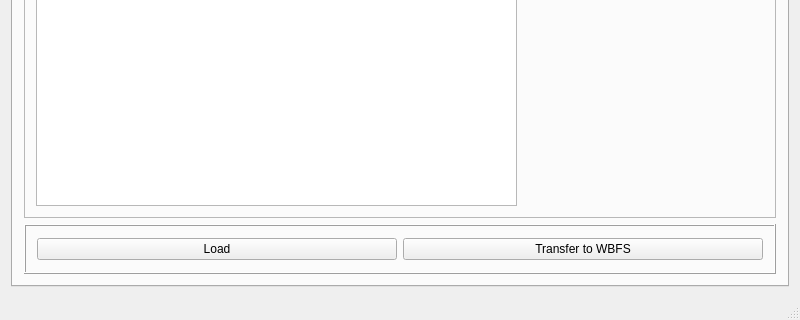
Above: resources/ui/wiibafu.ui from evertonstz/wiibafu before the change; both pictures show x 0 to 800 and y 280 to 600 of the 800 by 600 pixel window. Below: the same form after it.
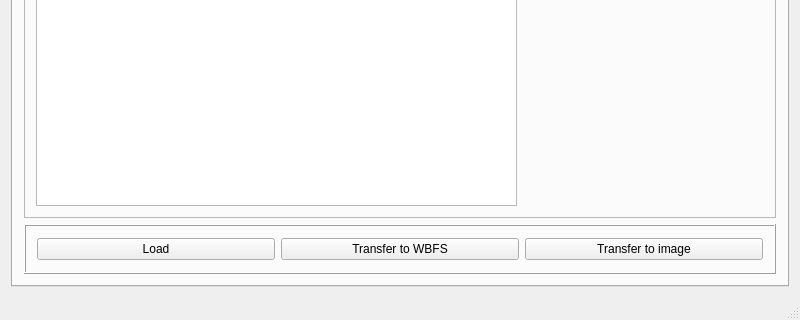
That is the form after the change. The open tabs and pages were chosen to show the change. Icons and pictures are not drawn.

Commit message: Transfer DVD to image added, file name in DVD list obsolete

The edit to the form file:
```diff
--- a/resources/ui/wiibafu.ui
+++ b/resources/ui/wiibafu.ui
@@ -238,6 +238,13 @@
              </property>
             </widget>
            </item>
+           <item>
+            <widget class="QPushButton" name="dvdTab_pushButton_TransferToImage">
+             <property name="text">
+              <string>Transfer to image</string>
+             </property>
+            </widget>
+           </item>
           </layout>
          </widget>
         </item>
```
The commit also changes 5 other files.
